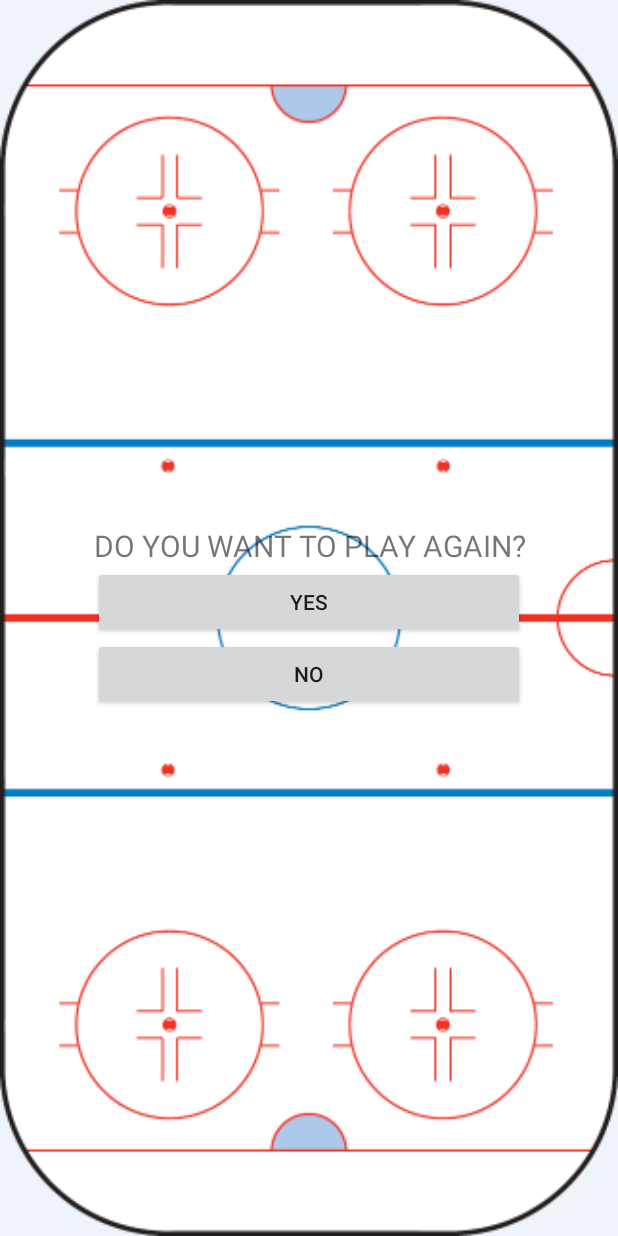
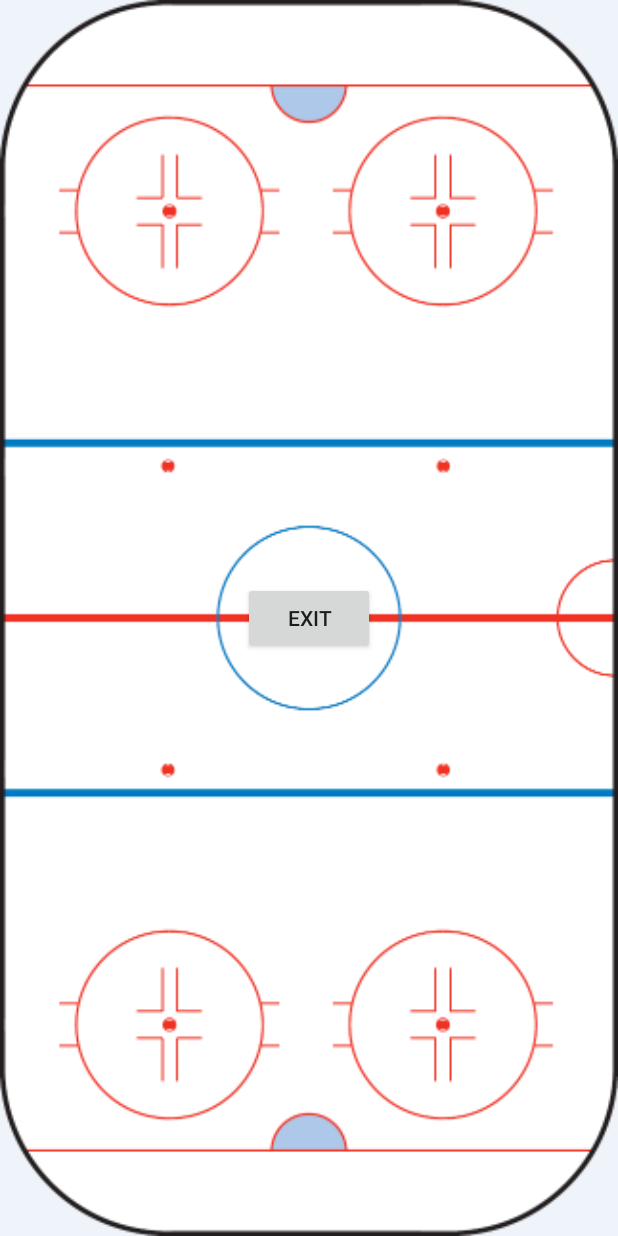
Before and after one commit to StefKal/HockeyAir, an Android app: the layout game_over.xml on its own in the app's theme, with its tools: preview values and no code run, on a phone screen of 412 x 824 dp. Run offline under Robolectric (Android 15) with nearby library versions, the phone set to English and light mode, and no system bars.

```diff
--- a/app/src/main/java/edu/stlawu/hockeyair/CustomizeGameActivity.java
+++ b/app/src/main/java/edu/stlawu/hockeyair/CustomizeGameActivity.java
@@ -84,6 +84,8 @@ public class CustomizeGameActivity extends Activity {
             if (JoinGameActivity.sendReceive != null){
                 JoinGameActivity.sendReceive.write("true");
 
+                JoinGameActivity.sendReceive.write("e" + "," + String.valueOf(int_time));
+
                 scheduleTaskExecutor.scheduleAtFixedRate(new Runnable() {
                     @Override
                     public void run() {
--- a/app/src/main/java/edu/stlawu/hockeyair/GameActivity.java
+++ b/app/src/main/java/edu/stlawu/hockeyair/GameActivity.java
@@ -74,15 +74,8 @@ public class GameActivity extends Activity {
                             public void run() {
 
                                 setContentView(R.layout.game_over);
-                                Button bPlayAgain = findViewById(R.id.button_play_again);
                                 Button bExit = findViewById(R.id.button_exit);
 
-                                bPlayAgain.setOnClickListener(new View.OnClickListener() {
-                                    @Override
-                                    public void onClick(View v) {
-
-                                    }
-                                });
 
                                 bExit.setOnClickListener(new View.OnClickListener() {
                                     @Override
--- a/app/src/main/res/layout/game_over.xml
+++ b/app/src/main/res/layout/game_over.xml
@@ -14,27 +14,11 @@
         android:layout_gravity="center"
         android:orientation="vertical">
 
-        <TextView
-            android:id="@+id/textView3"
-            android:layout_width="match_parent"
-            android:layout_height="match_parent"
-            android:gravity="center"
-            android:text="DO YOU WANT TO PLAY AGAIN?"
-            android:textSize="20sp"
-            />
-
-        <Button
-            android:id="@+id/button_play_again"
-            android:layout_width="match_parent"
-            android:layout_height="match_parent"
-            android:gravity="center"
-            android:text="Yes" />
-
         <Button
             android:id="@+id/button_exit"
             android:layout_width="match_parent"
             android:layout_height="match_parent"
             android:gravity="center"
-            android:text="No" />
+            android:text="Exit" />
     </LinearLayout>
 </FrameLayout>
```
Also changed, not shown: app/src/main/java/edu/stlawu/hockeyair/Panel.java (+8 -1 lines), app/src/main/java/edu/stlawu/hockeyair/SendReceive.java (+10 -1 lines).
